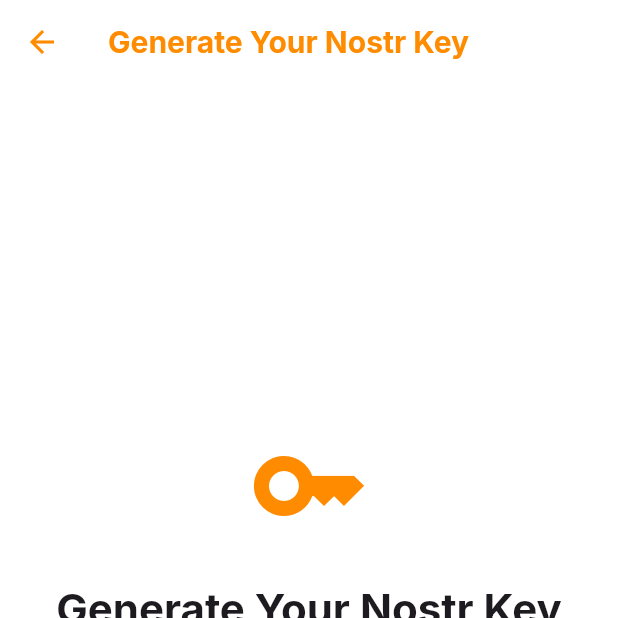
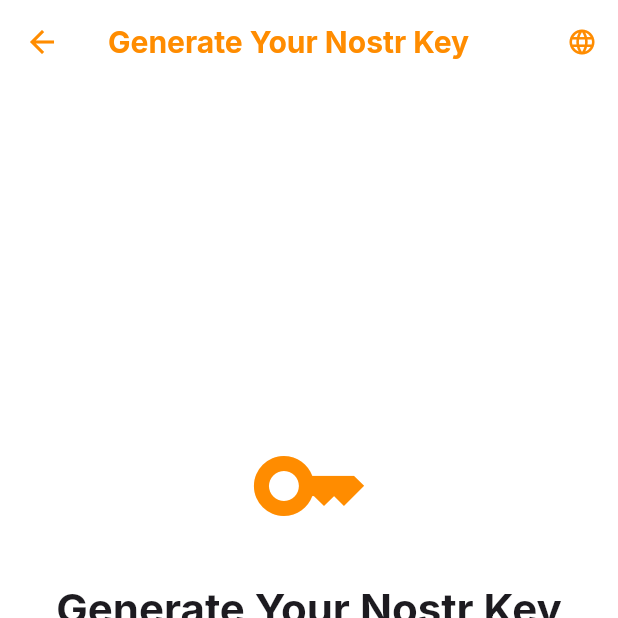
Before and after one commit to nicky-dev/zapd, a Flutter app: the screen it shows after launch, after a tap on "Create New Account", on a phone screen of 412 x 824 dp, the top half of it. Run offline on Flutter 3.47's test engine with Material 3 defaults, Android fonts, the phone set to English and light mode, and no system bars; our stand-ins replace convert, equatable, fl_chart, flutter_riverpod, flutter_secure_storage, freezed_annotation and 5 more; missing offline and left inert: bech32, bip340, cryptography, dart:html, dart:js, ndk and 1 more; network calls fail.

Commit message:
refactor: l10n switcher button

```diff
--- a/apps/merchant/lib/core/widgets/language_switcher.dart
+++ b/apps/merchant/lib/core/widgets/language_switcher.dart
@@ -13,25 +13,6 @@ class LanguageSwitcher extends ConsumerWidget {
     final l10n = AppLocalizations.of(context);
 
     return PopupMenuButton<Locale>(
-      child: Semantics(
-        button: true,
-        label: l10n?.changeLanguage ?? 'Change language',
-        child: Row(
-          mainAxisSize: MainAxisSize.min,
-          children: [
-            const Icon(Icons.language, size: 20),
-            const SizedBox(width: 6),
-            Text(
-              currentLocale.languageCode.toUpperCase(),
-              style: const TextStyle(
-                fontWeight: FontWeight.bold,
-                fontSize: 12,
-              ),
-            ),
-            const SizedBox(width: 4),
-          ],
-        ),
-      ),
       tooltip: l10n?.changeLanguage ?? 'Change language',
       onSelected: (locale) {
         ref.read(localeProvider.notifier).setLocale(locale);
@@ -78,6 +59,20 @@ class LanguageSwitcher extends ConsumerWidget {
           ),
         ),
       ],
+      // Compact icon-only UI so the control matches AppBar IconButton spacing.
+      icon: Semantics(
+        button: true,
+        label: l10n?.changeLanguage ?? 'Change language',
+        child: Builder(builder: (context) {
+          // Use the surrounding IconTheme if available (e.g., AppBar actions)
+          final iconColor = IconTheme.of(context).color ?? Theme.of(context).colorScheme.onSurface;
+          return Icon(
+            Icons.language,
+            size: 20,
+            color: iconColor,
+          );
+        }),
+      ),
     );
   }
 }
--- a/apps/merchant/lib/features/auth/presentation/pages/login_page.dart
+++ b/apps/merchant/lib/features/auth/presentation/pages/login_page.dart
@@ -9,6 +9,7 @@ import '../../../../l10n/app_localizations.dart';
 import '../../../../core/utils/nip19.dart';
 import '../../../../core/services/nip07_service.dart';
 import '../../../../core/services/nip46_service.dart';
+import '../../../../core/widgets/language_switcher.dart';
 
 enum LoginMethod {
   privateKey,
@@ -285,6 +286,9 @@ Next: Add native cryptography library
           icon: const Icon(Icons.arrow_back),
           onPressed: () => context.go('/auth'),
         ),
+        actions: const [
+          LanguageSwitcher(),
+        ],
       ),
       body: Center(
         child: SingleChildScrollView(
--- a/apps/merchant/lib/features/auth/presentation/pages/register_page.dart
+++ b/apps/merchant/lib/features/auth/presentation/pages/register_page.dart
@@ -7,6 +7,7 @@ import 'package:nostr_core/nostr_core.dart';
 import '../providers/auth_provider.dart';
 import '../../../../l10n/app_localizations.dart';
 import '../../../../core/utils/nip19.dart';
+import '../../../../core/widgets/language_switcher.dart';
 
 class RegisterPage extends ConsumerStatefulWidget {
   const RegisterPage({super.key});
@@ -95,6 +96,9 @@ class _RegisterPageState extends ConsumerState<RegisterPage> {
           icon: const Icon(Icons.arrow_back),
           onPressed: () => context.go('/auth'),
         ),
+        actions: const [
+          LanguageSwitcher(),
+        ],
       ),
       body: Center(
         child: SingleChildScrollView(
--- a/apps/merchant/lib/features/auth/presentation/pages/welcome_page.dart
+++ b/apps/merchant/lib/features/auth/presentation/pages/welcome_page.dart
@@ -1,9 +1,10 @@
 import 'package:flutter/material.dart';
+import 'package:flutter/services.dart';
 import 'package:flutter_riverpod/flutter_riverpod.dart';
 import 'package:go_router/go_router.dart';
 
 import '../../../../l10n/app_localizations.dart';
-import '../../../../core/providers/locale_provider.dart';
+import '../../../../core/widgets/language_switcher.dart';
 
 class WelcomePage extends ConsumerWidget {
   const WelcomePage({super.key});
@@ -14,9 +15,28 @@ class WelcomePage extends ConsumerWidget {
     final size = MediaQuery.of(context).size;
     final isMobile = size.width < 600;
     final l10n = AppLocalizations.of(context);
-    final currentLocale = ref.watch(localeProvider);
 
     return Scaffold(
+      // Let the body paint behind the AppBar so a transparent AppBar
+      // will show the gradient background instead of a white bar.
+      extendBodyBehindAppBar: true,
+      backgroundColor: Colors.transparent,
+      appBar: AppBar(
+        backgroundColor: Colors.transparent,
+        elevation: 0,
+        // Prevent the AppBar from changing appearance when content scrolls
+        scrolledUnderElevation: 0,
+        shadowColor: Colors.transparent,
+        surfaceTintColor: Colors.transparent,
+        // Keep status bar transparent and pick readable icon brightness
+        systemOverlayStyle: SystemUiOverlayStyle(
+          statusBarColor: Colors.transparent,
+          statusBarIconBrightness:
+              theme.brightness == Brightness.dark ? Brightness.light : Brightness.dark,
+        ),
+        automaticallyImplyLeading: false,
+        actions: const [LanguageSwitcher()],
+      ),
       body: Container(
         decoration: BoxDecoration(
           gradient: LinearGradient(
@@ -28,45 +48,7 @@ class WelcomePage extends ConsumerWidget {
             ],
           ),
         ),
-        child: Stack(
-          children: [
-            // Language Switcher
-            Positioned(
-              top: 16,
-              right: 16,
-              child: Card(
-                child: Padding(
-                  padding: const EdgeInsets.symmetric(horizontal: 8, vertical: 4),
-                  child: Row(
-                    mainAxisSize: MainAxisSize.min,
-                    children: [
-                      TextButton(
-                        onPressed: () => ref.read(localeProvider.notifier).setLocale(const Locale('en')),
-                        style: TextButton.styleFrom(
-                          backgroundColor: currentLocale.languageCode == 'en'
-                              ? theme.colorScheme.primaryContainer
-                              : null,
-                        ),
-                        child: Text(l10n?.english ?? 'EN'),
-                      ),
-                      const SizedBox(width: 4),
-                      TextButton(
-                        onPressed: () => ref.read(localeProvider.notifier).setLocale(const Locale('th')),
-                        style: TextButton.styleFrom(
-                          backgroundColor: currentLocale.languageCode == 'th'
-                              ? theme.colorScheme.primaryContainer
-                              : null,
-                        ),
-                        child: Text(l10n?.thai ?? 'TH'),
-                      ),
-                    ],
-                  ),
-                ),
-              ),
-            ),
-
-            // Main Content
-            Center(
+        child: Center(
           child: SingleChildScrollView(
             padding: const EdgeInsets.all(24.0),
             child: ConstrainedBox(
@@ -75,7 +57,6 @@ class WelcomePage extends ConsumerWidget {
                 mainAxisAlignment: MainAxisAlignment.center,
                 crossAxisAlignment: CrossAxisAlignment.stretch,
                 children: [
-                      // Logo
                   Hero(
                     tag: 'app_logo',
                     child: Container(
@@ -101,7 +82,6 @@ class WelcomePage extends ConsumerWidget {
                   ),
                   const SizedBox(height: 32),
 
-                      // Title
                   Text(
                     l10n?.welcomeTitle ?? 'ZapD Merchant',
                     style: theme.textTheme.displaySmall?.copyWith(
@@ -112,7 +92,6 @@ class WelcomePage extends ConsumerWidget {
                   ),
                   const SizedBox(height: 8),
 
-                      // Subtitle
                   Text(
                     l10n?.welcomeSubtitle ?? 'Decentralized Food Delivery',
                     style: theme.textTheme.titleMedium?.copyWith(
@@ -122,7 +101,6 @@ class WelcomePage extends ConsumerWidget {
                   ),
                   const SizedBox(height: 48),
 
-                      // Nostr Badge
                   Card(
                     color: theme.colorScheme.tertiaryContainer,
                     child: Padding(
@@ -150,11 +128,9 @@ class WelcomePage extends ConsumerWidget {
                           const SizedBox(height: 8),
                           Text(
                             l10n?.nostrDescription ??
-                                    'Your identity is secured by cryptographic keys. '
-                                    'No passwords, no central servers.',
+                                'Your identity is secured by cryptographic keys. ' 'No passwords, no central servers.',
                             style: theme.textTheme.bodySmall?.copyWith(
-                                  color: theme.colorScheme.onTertiaryContainer
-                                      .withAlpha((0.8 * 255).round()),
+                              color: theme.colorScheme.onTertiaryContainer.withAlpha((0.85 * 255).round()),
                             ),
                             textAlign: TextAlign.center,
                           ),
@@ -164,7 +140,6 @@ class WelcomePage extends ConsumerWidget {
                   ),
                   const SizedBox(height: 32),
 
-                      // New User Section
                   Text(
                     l10n?.newToZapD ?? 'New to ZapD?',
                     style: theme.textTheme.titleMedium?.copyWith(
@@ -186,7 +161,6 @@ class WelcomePage extends ConsumerWidget {
                   ),
                   const SizedBox(height: 24),
 
-                      // Divider with OR
                   Row(
                     children: [
                       const Expanded(child: Divider()),
@@ -204,7 +178,6 @@ class WelcomePage extends ConsumerWidget {
                   ),
                   const SizedBox(height: 24),
 
-                      // Existing User Section
                   Text(
                     l10n?.alreadyHaveKey ?? 'Already have a Nostr key?',
                     style: theme.textTheme.titleMedium?.copyWith(
@@ -226,10 +199,8 @@ class WelcomePage extends ConsumerWidget {
                   ),
                   const SizedBox(height: 32),
 
-                      // Terms
                   Text(
-                        l10n?.termsAgreement ??
-                            'By continuing, you agree to our Terms of Service',
+                    l10n?.termsAgreement ?? 'By continuing, you agree to our Terms of Service',
                     style: theme.textTheme.bodySmall?.copyWith(
                       color: theme.colorScheme.onSurface.withAlpha((0.5 * 255).round()),
                     ),
@@ -240,8 +211,6 @@ class WelcomePage extends ConsumerWidget {
             ),
           ),
         ),
-          ],
-        ),
       ),
     );
   }
```
Also changed, not shown: apps/merchant/lib/features/auth/presentation/pages/auth_page.dart (+14 -0 lines), apps/merchant/pubspec.lock. Lines whose indentation alone changed are shown as unchanged.
